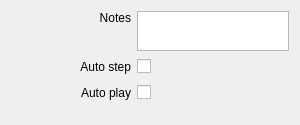
This is src/Widgets/Inspector/InspectorGroupWidget.ui in CasparCG/client as Qt 5 draws it before an edit. The edited form follows.
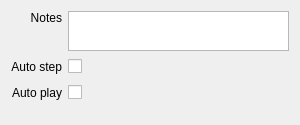
This is the edited form.

Commit message: Remove minimumSize constraint from labels

```diff
--- a/src/Widgets/Inspector/InspectorGroupWidget.ui
+++ b/src/Widgets/Inspector/InspectorGroupWidget.ui
@@ -49,12 +49,6 @@
    </item>
    <item row="1" column="0">
     <widget class="QLabel" name="labelAutoStep">
-     <property name="minimumSize">
-      <size>
-       <width>120</width>
-       <height>0</height>
-      </size>
-     </property>
      <property name="text">
       <string>Auto step</string>
      </property>
@@ -65,12 +59,6 @@
    </item>
    <item row="0" column="0">
     <widget class="QLabel" name="labelNotes">
-     <property name="minimumSize">
-      <size>
-       <width>120</width>
-       <height>0</height>
-      </size>
-     </property>
      <property name="text">
       <string>Notes</string>
      </property>
@@ -97,12 +85,6 @@
    </item>
    <item row="2" column="0">
     <widget class="QLabel" name="labelAutoPlay">
-     <property name="minimumSize">
-      <size>
-       <width>120</width>
-       <height>0</height>
-      </size>
-     </property>
      <property name="text">
       <string>Auto play</string>
      </property>
```
The commit also changes 53 other files.
